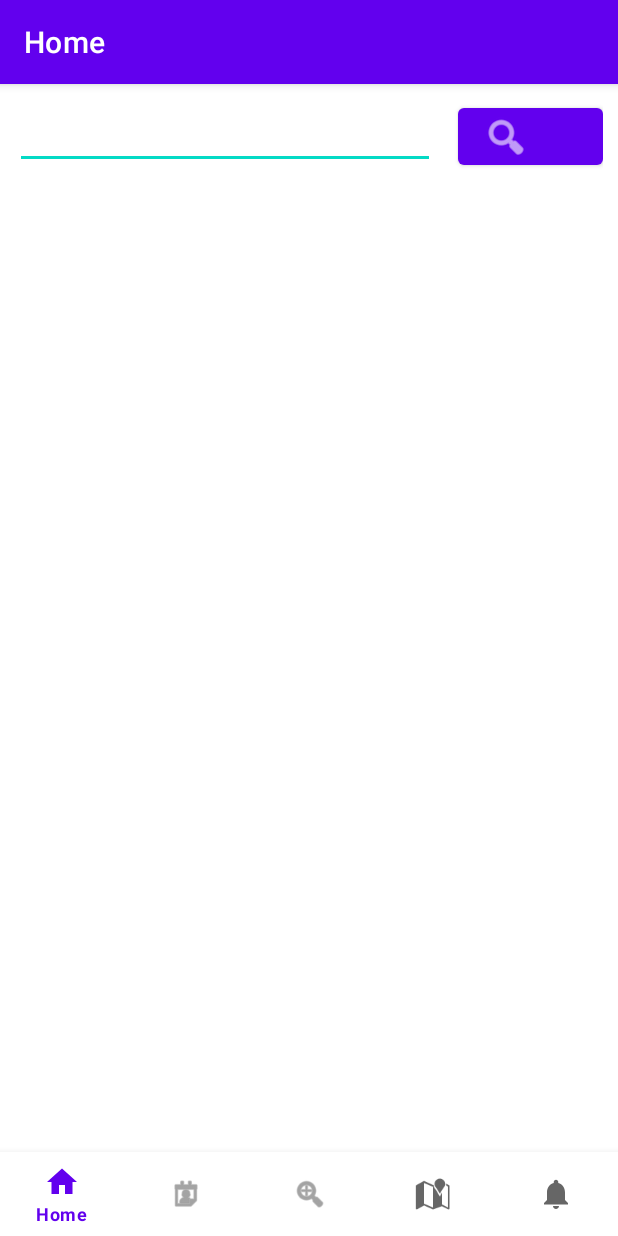
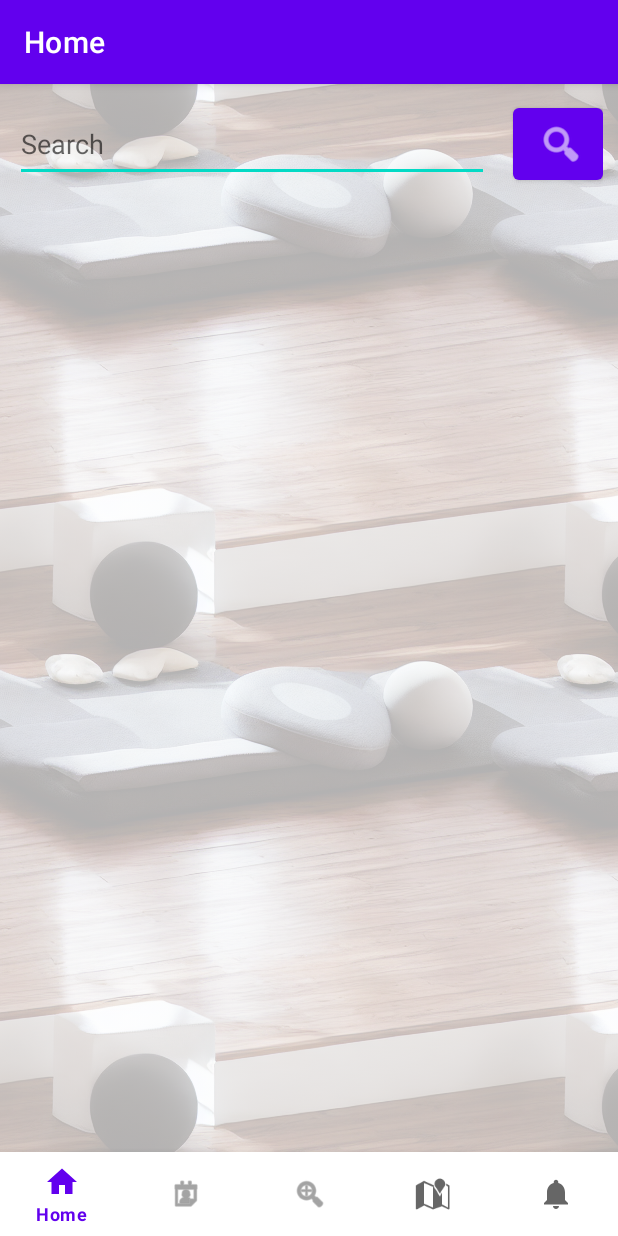
Before and after one commit to UTN-FRBA-Mobile/FitnessApp, an Android app: the screen it shows after launch (MainActivity), on a phone screen of 412 x 824 dp. Run offline under Robolectric (Android 15) with nearby library versions, the phone set to English and light mode, and no system bars; our stand-ins replace navigation-ui; 1 statement that could not run was skipped.

Commit message:
Search bar with contraint layout

```diff
--- a/app/src/main/res/layout/fragment_home.xml
+++ b/app/src/main/res/layout/fragment_home.xml
@@ -1,31 +1,30 @@
 <?xml version="1.0" encoding="utf-8"?>
-<LinearLayout xmlns:android="http://schemas.android.com/apk/res/android"
+<androidx.constraintlayout.widget.ConstraintLayout xmlns:android="http://schemas.android.com/apk/res/android"
     xmlns:app="http://schemas.android.com/apk/res-auto"
     xmlns:tools="http://schemas.android.com/tools"
     android:id="@+id/homeScreen"
     android:layout_width="match_parent"
     android:layout_height="match_parent"
-    android:orientation="vertical"
     android:padding="10dp"
-    tools:context=".ui.home.HomeFragment">
+    tools:context=".ui.home.HomeFragment" >
 
-    <LinearLayout
-        android:layout_width="match_parent"
+    <EditText
+        android:layout_width="0dp"
         android:layout_height="50dp"
-        android:orientation="horizontal">
+        android:layout_marginEnd="16dp"
+        android:hint="Search"
+        app:layout_constraintBottom_toBottomOf="@+id/searchButton"
+        app:layout_constraintEnd_toStartOf="@+id/searchButton"
+        app:layout_constraintStart_toStartOf="parent"
+        app:layout_constraintTop_toTopOf="@+id/searchButton" />
 
-        <EditText
-            android:id="@+id/searchInput"
-            android:layout_width="wrap_content"
-            android:layout_height="wrap_content"
-            android:layout_weight="30"
-            android:layout_marginEnd="15dp"/>
-
-        <Button
-            android:id="@+id/searchButton"
-            android:layout_width="wrap_content"
-            android:layout_height="match_parent"
-            android:layout_weight="1"
-            app:icon="@android:drawable/ic_menu_search" />
-    </LinearLayout>
-</LinearLayout>
+    <Button
+        android:id="@+id/searchButton"
+        android:layout_width="60dp"
+        android:layout_height="60dp"
+        android:contentDescription="Search Button"
+        app:icon="@android:drawable/ic_menu_search"
+        app:iconPadding="0dp"
+        app:layout_constraintEnd_toEndOf="parent"
+        app:layout_constraintTop_toTopOf="parent" />
+</androidx.constraintlayout.widget.ConstraintLayout>
```
